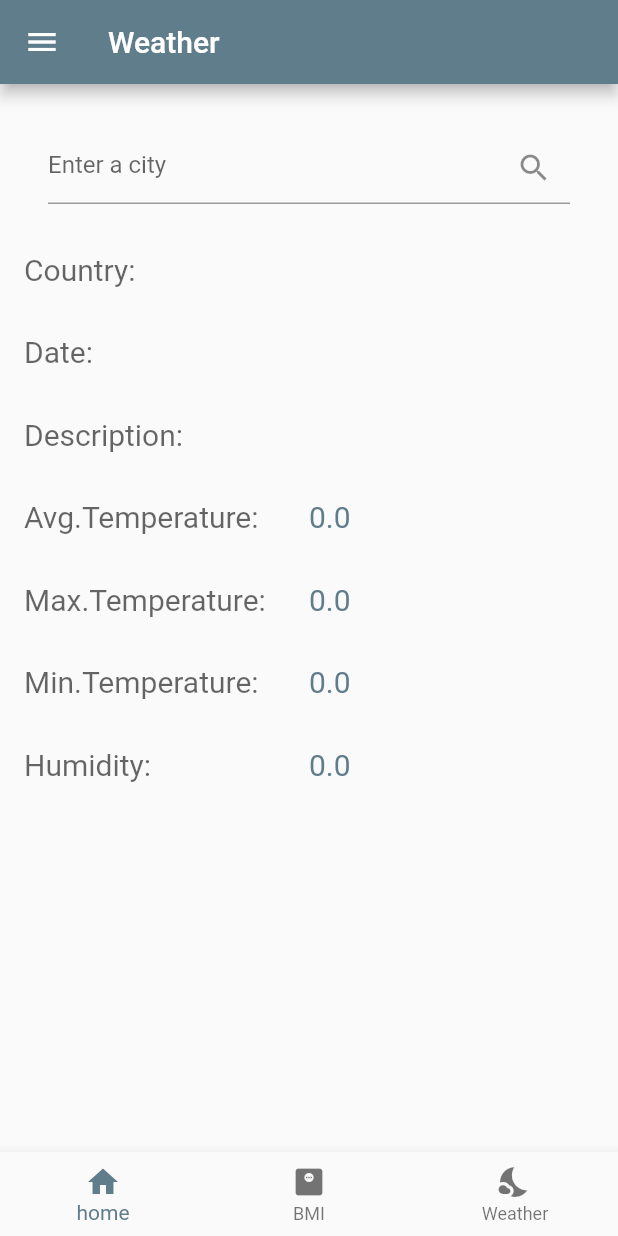
After one commit to Ibrahimfathi96/PluralSight-GloboFitness, a Flutter app: the WeatherScreen screen opened by its route, on a phone screen of 412 x 824 dp. The commit adds this screen. Run offline on Flutter 3.47's test engine with Material 2 defaults, Android fonts, the light colour scheme and no system bars.

Commit message:
+ Weather Screen UI and Full Functionalities + integrated with Weather API

```diff
--- /dev/null
+++ b/lib/Data/weather.dart
@@ -0,0 +1,80 @@
+import 'package:flutter/material.dart';
+
+class WeatherModel {
+  String name;
+  String date;
+  double temp;
+  double maxTemp;
+  double minTemp;
+  String description;
+  double humidity;
+  //Icon icon;
+  WeatherModel(
+      {required this.date,
+        required this.name,
+        required this.humidity,
+        required this.temp,
+        required this.maxTemp,
+        required this.minTemp,
+        //required this.icon,
+        required this.description});
+
+  factory WeatherModel.fromJson(dynamic data) {
+    var jsonData = data['forecast']['forecastday'][0]['day'];
+    return WeatherModel(
+        date: data['location']['localtime'],
+        name: data['location']['name'],
+        temp: jsonData['avgtemp_c'],
+        maxTemp: jsonData['maxtemp_c'],
+        humidity: jsonData['avghumidity'],
+        minTemp: jsonData['mintemp_c'],
+        //icon: jsonData['condition']['icon'],
+        description: jsonData['condition']['text']);
+  }
+
+  String getImage() {
+    if (description == 'Thunderstorm' || description == 'Thunder') {
+      return 'assets/images/thunderstorm.png';
+    } else if (description == 'Clear' || description == 'Light Cloud') {
+      return 'assets/images/clear.png';
+    } else if (description == 'Sleet' ||
+        description == 'Snow' ||
+        description == 'Hail') {
+      return 'assets/images/snow.png';
+    } else if (description == 'Heavy Cloud') {
+      return 'assets/images/cloudy.png';
+    } else if (description == 'Light Rain' ||
+        description == 'Patchy rain Possible' ||
+        description == 'Heavy Rain' ||
+        description == 'Showers') {
+      return 'assets/images/rainy.png';
+    } else {
+      return 'assets/images/clear.png';
+    }
+  }
+
+  MaterialColor getThemeColors() {
+    if (description == 'Thunderstorm' || description == 'Thunder') {
+      return Colors.blueGrey;
+    } else if (description == 'Clear' || description == 'Light Cloud') {
+      return Colors.orange;
+    } else if (description == 'Sleet' ||
+        description == 'Snow' ||
+        description == 'Hail') {
+      return Colors.blue;
+    } else if (description == 'Heavy Cloud') {
+      return Colors.blueGrey;
+    } else if (description == 'Light Rain' ||
+        description == 'Heavy Rain' ||
+        description == 'Showers') {
+      return Colors.blue;
+    } else {
+      return Colors.orange;
+    }
+  }
+
+  @override
+  String toString() {
+    return 'avg.temp = $temp, max.temp = $maxTemp, data = $date, ';
+  }
+}
--- a/lib/Screens/bmi_screen.dart
+++ b/lib/Screens/bmi_screen.dart
@@ -43,7 +43,9 @@ class _BMIScreenState extends State<BMIScreen> {
       body: SingleChildScrollView(
         child: Column(
           children: [
-            ToggleButtons(
+            Padding(
+              padding: const EdgeInsets.only(top: 30.0),
+              child: ToggleButtons(
                 isSelected: isSelected,
                 onPressed: toggleMeasure,
                 children: const [
@@ -62,6 +64,7 @@ class _BMIScreenState extends State<BMIScreen> {
                     ),
                   ),
                 ],
+              ),
             ),
             Padding(
               padding: const EdgeInsets.all(24.0),
--- /dev/null
+++ b/lib/Screens/weather_screen.dart
@@ -0,0 +1,94 @@
+import 'package:flutter/material.dart';
+import 'package:global_app_fitness/Data/http_helper.dart';
+import 'package:global_app_fitness/Data/weather.dart';
+
+import '../Shared/menu_bottom.dart';
+import '../Shared/menu_drawer.dart';
+
+class WeatherScreen extends StatefulWidget {
+  const WeatherScreen({Key? key}) : super(key: key);
+
+  @override
+  State<WeatherScreen> createState() => _WeatherScreenState();
+}
+
+class _WeatherScreenState extends State<WeatherScreen> {
+  final TextEditingController txtPlace = TextEditingController();
+  WeatherModel result = WeatherModel(
+      name: '',
+      date: '',
+      humidity: 0,
+      temp: 0,
+      maxTemp: 0,
+      minTemp: 0,
+      description: '');
+  @override
+  Widget build(BuildContext context) {
+    return Scaffold(
+      drawer: const MenuDrawer(),
+      bottomNavigationBar: const MenuButton(),
+      appBar: AppBar(
+        title: const Text('Weather'),
+      ),
+      body: Padding(
+        padding: EdgeInsets.all(16),
+        child: ListView(
+          children: [
+            Padding(
+              padding: EdgeInsets.all(16),
+              child: TextField(
+                controller: txtPlace,
+                decoration: InputDecoration(
+                    hintText: 'Enter a city',
+                    suffixIcon: IconButton(
+                      icon: Icon(Icons.search),
+                      onPressed: getData,
+                    )),
+              ),
+            ),
+            weatherRow('Country: ', result.name),
+            weatherRow('Date: ', result.date),
+            weatherRow('Description: ', result.description),
+            weatherRow('Avg.Temperature: ', result.temp.toString()),
+            weatherRow('Max.Temperature: ', result.maxTemp.toString()),
+            weatherRow('Min.Temperature: ', result.minTemp.toString()),
+            weatherRow('Humidity: ', result.humidity.toString()),
+          ],
+        ),
+      ),
+    );
+  }
+
+  Future getData() async {
+    HttpHelper helper = HttpHelper();
+    result = await helper.getWeatherData(txtPlace.text);
+    setState(() {});
+  }
+
+  Widget weatherRow(String label, String value) {
+    Widget row = Padding(
+      padding: EdgeInsets.symmetric(vertical: 16),
+      child: Row(
+        children: [
+          Expanded(
+            flex: 2,
+            child: Text(
+              label,
+              style:
+                  TextStyle(fontSize: 20, color: Theme.of(context).hintColor),
+            ),
+          ),
+          Expanded(
+            flex: 2,
+            child: Text(
+              value,
+              style: TextStyle(
+                  fontSize: 20, color: Theme.of(context).primaryColor),
+            ),
+          ),
+        ],
+      ),
+    );
+    return row;
+  }
+}
--- a/lib/Shared/menu_bottom.dart
+++ b/lib/Shared/menu_bottom.dart
@@ -12,11 +12,14 @@ class MenuButton extends StatelessWidget {
           break;
           case 1 : Navigator.pushNamed(context, '/bmi');
           break;
+          case 2 : Navigator.pushNamed(context, '/weather');
+          break;
         }
       },
       items: const [
         BottomNavigationBarItem(icon: Icon(Icons.home), label: 'home'),
         BottomNavigationBarItem(icon: Icon(Icons.monitor_weight), label: 'BMI'),
+        BottomNavigationBarItem(icon: Icon(Icons.nights_stay), label: 'Weather'),
       ],
     );
   }
--- a/lib/Shared/menu_drawer.dart
+++ b/lib/Shared/menu_drawer.dart
@@ -1,4 +1,5 @@
 import 'package:flutter/material.dart';
+import 'package:global_app_fitness/Screens/weather_screen.dart';
 import '../Screens/bmi_screen.dart';
 import '../Screens/intro_screen.dart';
 
@@ -48,6 +49,8 @@ class MenuDrawer extends StatelessWidget {
               break;
               case 'BMI Calculator': screen = const BMIScreen();
               break;
+              case 'Weather': screen = const WeatherScreen();
+              break;
             }
             Navigator.of(context).pop();
             Navigator.of(context).push(
--- a/lib/main.dart
+++ b/lib/main.dart
@@ -1,5 +1,6 @@
 import 'package:flutter/material.dart';
 import 'package:global_app_fitness/Screens/bmi_screen.dart';
+import 'package:global_app_fitness/Screens/weather_screen.dart';
 import 'Screens/intro_screen.dart';
 
 void main() {
@@ -15,7 +16,8 @@ class GloboFitnessAPP extends StatelessWidget {
       debugShowCheckedModeBanner: false,
       routes: {
         '/' : (_)=> IntroScreen(),
-        '/bmi':(_)=> BMIScreen()
+        '/bmi':(_)=> BMIScreen(),
+        '/weather':(_)=> WeatherScreen()
       },
       initialRoute: '/',
       theme: ThemeData(primarySwatch: Colors.blueGrey),
--- a/pubspec.yaml
+++ b/pubspec.yaml
@@ -35,6 +35,8 @@ dependencies:
   # The following adds the Cupertino Icons font to your application.
   # Use with the CupertinoIcons class for iOS style icons.
   cupertino_icons: ^1.0.2
+  http: ^0.13.5
+  shared_preferences: ^2.0.18
 
 dev_dependencies:
   flutter_test:
```
Also changed, not shown: lib/Data/http_helper.dart (added, +39 -0 lines), pubspec.lock, 1 other file. Lines whose indentation alone changed are shown as unchanged.
